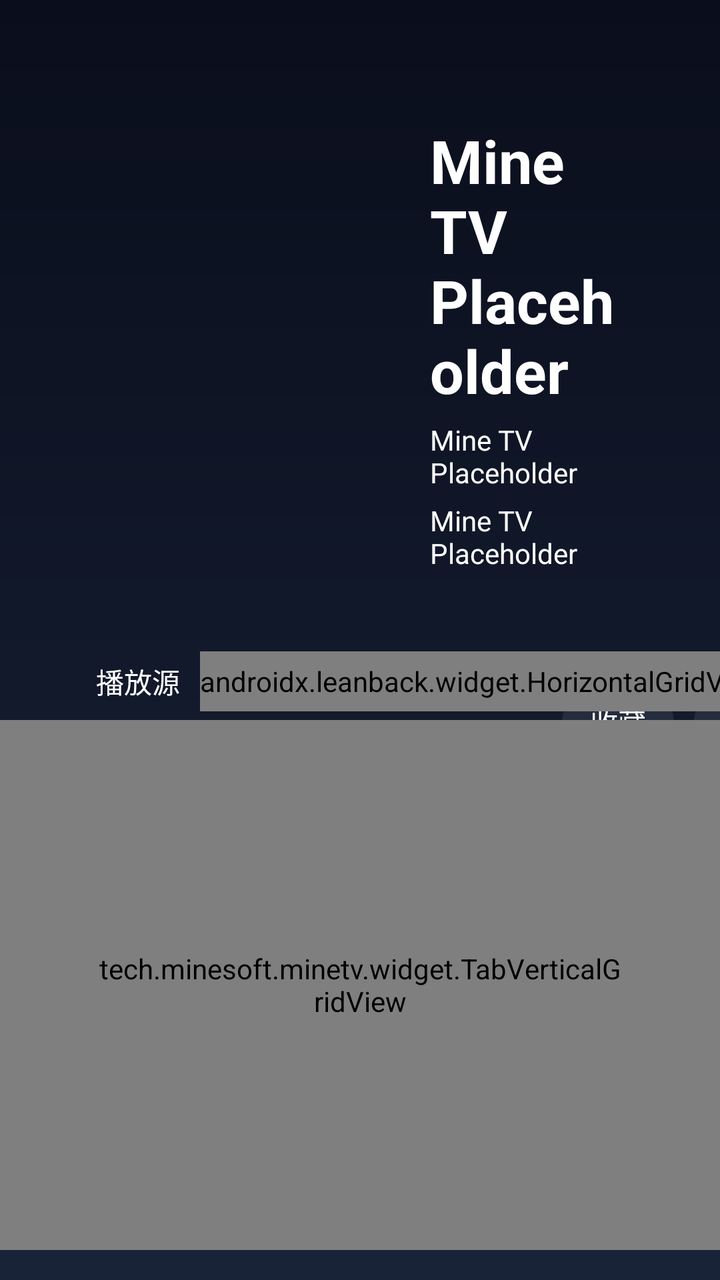
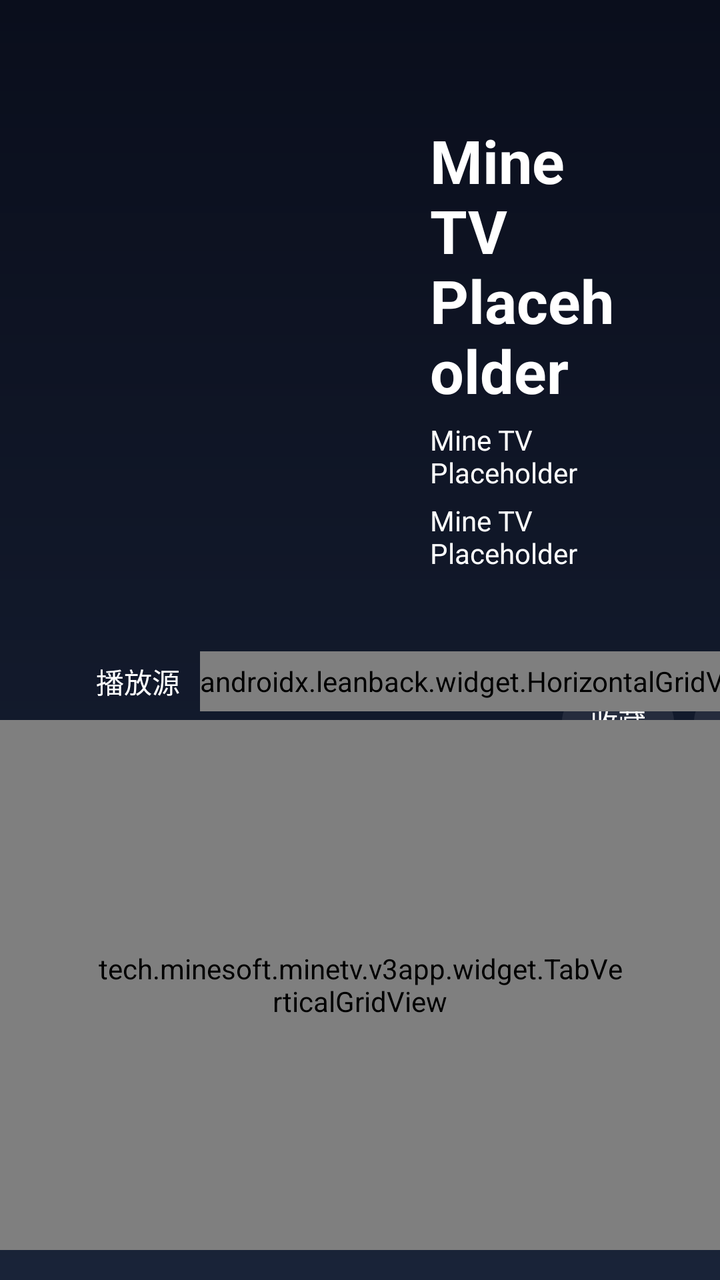

Before-and-after screenshots of an Android layout around one commit, followed by the original layout XML and the change that was made.
<!-- AndroidManifest.xml: application theme AppTheme -->
<!-- res/layout/activity_detail.xml -->
<?xml version="1.0" encoding="utf-8"?>
<androidx.constraintlayout.widget.ConstraintLayout xmlns:android="http://schemas.android.com/apk/res/android"
        xmlns:app="http://schemas.android.com/apk/res-auto"
        xmlns:tools="http://schemas.android.com/tools"
        android:layout_width="match_parent"
        android:layout_height="match_parent"
        android:clipChildren="false"
        android:clipToPadding="false"
        tools:context=".activity.V3DetailActivity">

    <ImageView
            android:id="@+id/iv_video_pic"
            android:layout_width="150dp"
            android:layout_height="240dp"
            android:layout_marginStart="48dp"
            android:layout_marginTop="60dp"
            android:padding="2dp"
            android:focusableInTouchMode="false"
            android:clickable="false"
            android:focusable="false"
            android:scaleType="centerCrop"
            tools:ignore="ContentDescription"
            app:layout_constraintLeft_toLeftOf="parent"
            app:layout_constraintTop_toTopOf="parent" />

    
    
    
    
    
    
    
    
    
    
    
    
    
    
    

    <TextView
            android:id="@+id/tv_video_name"
            android:layout_width="match_parent"
            android:layout_height="wrap_content"
            android:layout_marginTop="60dp"
            android:layout_marginStart="215dp"
            android:layout_marginEnd="48dp"
            android:gravity="left"
            android:text="@string/placeholder"
            android:textColor="@color/colorWhite"
            android:textSize="30sp"
            android:textStyle="bold"
            app:layout_constraintTop_toTopOf="parent" />

    <TextView
            android:id="@+id/tv_video_info"
            android:layout_width="match_parent"
            android:layout_height="wrap_content"
            android:layout_marginTop="5dp"
            android:layout_marginStart="215dp"
            android:layout_marginEnd="48dp"
            android:ellipsize="end"
            android:gravity="start"
            android:singleLine="false"
            android:maxLines="5"
            android:text="@string/placeholder"
            android:textColor="@color/colorWhite"
            app:layout_constraintTop_toBottomOf="@+id/tv_video_name" />

    <TextView
            android:id="@+id/tv_video_intro"
            android:layout_width="match_parent"
            android:layout_height="86dp"
            android:layout_marginTop="5dp"
            android:layout_marginStart="215dp"
            android:layout_marginEnd="48dp"
            android:ellipsize="end"
            android:gravity="start"
            android:maxLines="8"
            android:text="@string/placeholder"
            android:textColor="@color/colorWhite"
            app:layout_constraintTop_toBottomOf="@+id/tv_video_info" />

    <TextView
            android:id="@+id/tv_update"
            android:layout_width="wrap_content"
            android:layout_height="30dp"
            android:layout_marginTop="25dp"
            android:background="@drawable/selector_focus_bg_corner15_with_default_bg"
            android:clickable="true"
            android:focusable="true"
            android:focusableInTouchMode="true"
            android:gravity="center"
            android:paddingStart="14dp"
            android:paddingEnd="14dp"
            android:text="@string/action_update"
            android:textColor="@color/colorWhite"
            app:layout_constraintBottom_toBottomOf="@+id/iv_video_pic"
            app:layout_constraintLeft_toLeftOf="@+id/tv_video_name"
            app:layout_constraintTop_toBottomOf="@+id/tv_video_intro" />

    <TextView
            android:id="@+id/tv_star"
            android:layout_width="wrap_content"
            android:layout_height="30dp"
            android:layout_marginStart="10dp"
            android:background="@drawable/selector_focus_bg_corner15_with_default_bg"
            android:clickable="true"
            android:ellipsize="end"
            android:focusable="true"
            android:focusableInTouchMode="true"
            android:gravity="center"
            android:paddingStart="14dp"
            android:paddingEnd="14dp"
            android:text="@string/action_star"
            android:textColor="@color/colorWhite"
            app:layout_constraintLeft_toRightOf="@+id/tv_update"
            app:layout_constraintTop_toTopOf="@+id/tv_update" />

    <TextView
            android:id="@+id/tv_clean"
            android:layout_width="wrap_content"
            android:layout_height="30dp"
            android:layout_marginStart="10dp"
            android:background="@drawable/selector_focus_bg_corner15_with_default_bg"
            android:clickable="true"
            android:focusable="true"
            android:focusableInTouchMode="true"
            android:gravity="center"
            android:paddingStart="14dp"
            android:paddingEnd="14dp"
            android:text="@string/action_clear_view"
            android:textColor="@color/colorWhite"
            app:layout_constraintLeft_toRightOf="@+id/tv_star"
            app:layout_constraintTop_toTopOf="@+id/tv_star" />

    <TextView
            android:id="@+id/tv_reverse"
            android:layout_width="wrap_content"
            android:layout_height="30dp"
            android:layout_marginStart="10dp"
            android:background="@drawable/selector_focus_bg_corner15_with_default_bg"
            android:clickable="true"
            android:focusable="true"
            android:focusableInTouchMode="true"
            android:gravity="center"
            android:paddingStart="14dp"
            android:paddingEnd="14dp"
            android:text="@string/action_reverse"
            android:textColor="@color/colorWhite"
            app:layout_constraintLeft_toRightOf="@+id/tv_clean"
            app:layout_constraintTop_toTopOf="@+id/tv_clean" />

    <TextView
            android:id="@+id/tv_episode_source"
            android:layout_width="wrap_content"
            android:layout_height="30dp"
            android:layout_marginTop="10dp"
            android:clickable="false"
            android:focusable="false"
            android:focusableInTouchMode="false"
            android:gravity="center"
            android:text="@string/text_episode_source"
            android:textColor="@color/colorWhite"
            app:layout_constraintLeft_toLeftOf="@+id/iv_video_pic"
            app:layout_constraintTop_toBottomOf="@+id/tv_update" />

    <androidx.leanback.widget.HorizontalGridView
            android:id="@+id/hg_play_from"
            android:layout_width="wrap_content"
            android:layout_height="30dp"
            android:layout_marginStart="10dp"
            android:layout_marginEnd="48dp"
            app:focusOutEnd="true"
            android:clipChildren="false"
            android:clipToPadding="false"
            app:focusOutFront="true"
            app:layout_constraintLeft_toRightOf="@+id/tv_episode_source"
            app:layout_constraintTop_toTopOf="@+id/tv_episode_source" />

    <tech.minesoft.minetv.widget.TabVerticalGridView
            android:id="@+id/hg_episode_items"
            android:layout_width="match_parent"
            android:layout_height="match_parent"
            android:layout_marginTop="360dp"
            android:layout_marginBottom="15dp"
            android:paddingStart="48dp"
            android:paddingEnd="48dp"
            app:focusOutEnd="true"
            app:focusOutFront="true"
            android:clipChildren="false"
            android:clipToPadding="false"
            app:layout_constraintTop_toTopOf="parent"
            app:layout_constraintBottom_toBottomOf="parent"
            app:layout_constraintLeft_toLeftOf="@+id/iv_video_pic" />

</androidx.constraintlayout.widget.ConstraintLayout>
<!-- resources referenced by this layout -->
<resources>
  <color name="colorWhite">#FFFFFF</color>
  <!-- drawable selector_focus_bg_corner15_with_default_bg (drawable) -->
  <?xml version="1.0" encoding="utf-8"?>
  <selector xmlns:android="http://schemas.android.com/apk/res/android">
      <item android:drawable="@drawable/shape_corner15_color_ff26b5ff" android:state_focused="true"/>
      <item android:drawable="@drawable/shape_corner15_color_14ffffff" android:state_focused="false"/>
  </selector>
  <string name="action_clear_view">清空进度记录</string>
  <string name="action_reverse">反转</string>
  <string name="action_star">收藏</string>
  <string name="action_update">更新</string>
  <string name="placeholder">Mine TV Placeholder</string>
  <string name="text_episode_source">播放源</string>
  <style name="AppTheme" parent="Theme.AppCompat.Light.NoActionBar">
          
          <item name="colorPrimary">@color/colorPrimary</item>
          <item name="colorPrimaryDark">@color/colorPrimaryDark</item>
          <item name="colorAccent">@color/colorAccent</item>
          <item name="android:windowBackground">@drawable/bg_gradient_home</item>
  
      </style>
  <!-- drawable shape_corner15_color_ff26b5ff (drawable) -->
  <?xml version="1.0" encoding="utf-8"?>
  <shape
    xmlns:android="http://schemas.android.com/apk/res/android">
      <solid android:color="@color/colorBlue" />
      <corners android:radius="15dp" />
  </shape>
  <!-- drawable shape_corner15_color_14ffffff (drawable) -->
  <?xml version="1.0" encoding="utf-8"?>
  <shape xmlns:android="http://schemas.android.com/apk/res/android"
      android:shape="rectangle">
      <solid android:color="@color/white_8_percent"/>
      <corners android:radius="15dp" />
  </shape>
  <color name="colorPrimary">#008577</color>
  <color name="colorPrimaryDark">#00574B</color>
  <color name="colorAccent">#D81B60</color>
  <!-- drawable bg_gradient_home (drawable) -->
  <?xml version="1.0" encoding="utf-8"?>
  <shape android:shape="rectangle"
    xmlns:android="http://schemas.android.com/apk/res/android">
      <gradient android:startColor="#ff0a0e1c" android:endColor="#ff192338" android:angle="270.0" />
  </shape>
  <color name="colorBlue">#ff26b5ff</color>
  <color name="white_8_percent">#14FFFFFF</color>
</resources>

<!-- the commit's change to res/layout/activity_detail.xml (unified diff, before → after) -->
@@ -179,7 +179,7 @@
             app:layout_constraintLeft_toRightOf="@+id/tv_episode_source"
             app:layout_constraintTop_toTopOf="@+id/tv_episode_source" />
 
-    <tech.minesoft.minetv.widget.TabVerticalGridView
+    <tech.minesoft.minetv.v3app.widget.TabVerticalGridView
             android:id="@+id/hg_episode_items"
             android:layout_width="match_parent"
             android:layout_height="match_parent"
